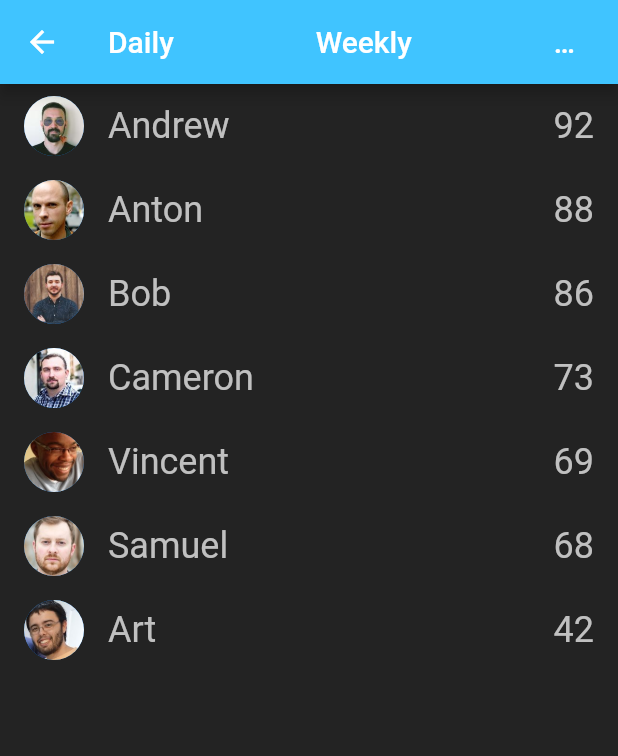
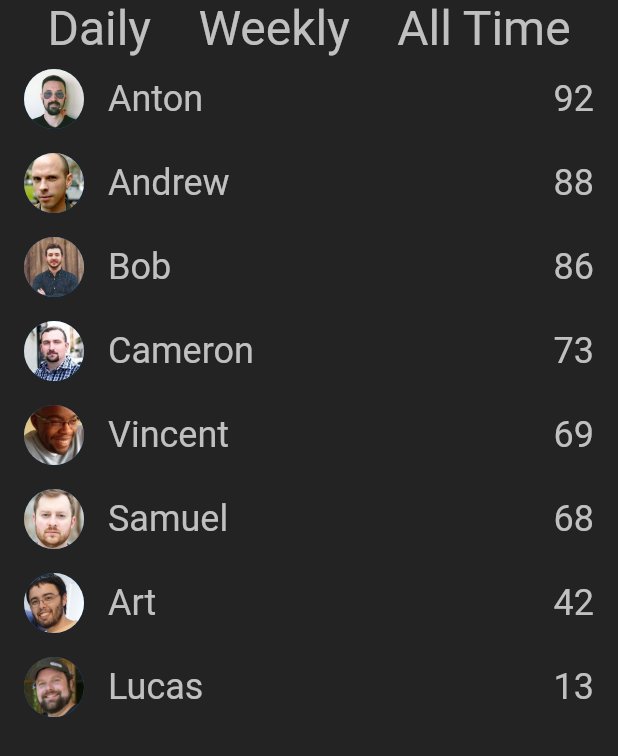
Before and after one commit to Andrewuwu/Driving_Rating_App, a Flutter app: the Leaderboard screen opened directly, on a phone screen of 412 x 824 dp. Shown: the top 756 px of the screen. Run offline on Flutter 3.47's test engine with Material 2 defaults, Android fonts, the phone set to English and light mode, and no system bars; our stand-ins replace geolocator.

```diff
--- a/lib/Screens/Leaderboard.dart
+++ b/lib/Screens/Leaderboard.dart
@@ -6,23 +6,10 @@ class Leaderboard extends StatefulWidget {
 }
 
 class _LeaderboardState extends State<Leaderboard> {
-  @override
-  Widget build(BuildContext context) {
-    return Scaffold(
-      backgroundColor: Color.fromRGBO(35, 35, 35, 10),
-      appBar: AppBar(
-        title:
-            Text('Daily                   Weekly                   All Time'),
-        backgroundColor: Colors.lightBlueAccent,
-      ),
-      body: _createRank(context),
-    );
-  }
-
-  Widget _createRank(BuildContext context) {
+  int index = 1;
   final names = [
+    'Anton',
     'Andrew',
-      'Anton',
     'Bob',
     'Cameron',
     'Vincent',
@@ -39,21 +26,122 @@ class _LeaderboardState extends State<Leaderboard> {
     'profile.jpg',
     '79.jpg',
     '98.jpg',
+    '99.jpg',
+  ];
+  final names2 = [
+    'Anton',
+    'Andrew',
+    'Vincent',
+    'Art',
+    'Bob',
+    'Samuel',
+    'Cameron',
+    'Lucas'
+  ];
+  final stats2 = ['92', '89', '88', '70', '69', '54', '38', '33'];
+  final profile2 = [
+    '0.jpg',
+    '8.jpg',
+    'profile.jpg',
+    '98.jpg',
+    '11.jpg',
+    '79.jpg',
+    '29.jpg',
     '99.jpg'
   ];
+  final names3 = [
+    'Vincent',
+    'Anton',
+    'Bob',
+    'Cameron',
+    'Andrew',
+    'Samuel',
+    'Art',
+    'Lucas'
+  ];
+  final stats3 = ['100', '85', '81', '78', '69', '68', '40', '24'];
+  final profile3 = [
+    'profile.jpg',
+    '0.jpg',
+    '11.jpg',
+    '29.jpg',
+    '8.jpg',
+    '79.jpg',
+    '98.jpg',
+    '99.jpg'
+  ];
+
+  @override
+  Widget build(BuildContext context) {
+    return Scaffold(
+        backgroundColor: Color.fromRGBO(35, 35, 35, 10),
+        body: Column(children: <Widget>[
+          Row(
+            mainAxisAlignment: MainAxisAlignment.spaceEvenly,
+            children: <Widget>[
+              GestureDetector(
+                onTap: () {
+                  setState(() {
+                    index = 1;
+                  });
+                },
+                child: Text(
+                  'Daily',
+                  style: TextStyle(
+                      fontSize: 32, color: Color.fromRGBO(192, 192, 192, 10)),
+                ),
+              ),
+              GestureDetector(
+                onTap: () {
+                  setState(() {
+                    index = 2;
+                  });
+                },
+                child: Text(
+                  'Weekly',
+                  style: TextStyle(
+                      fontSize: 32, color: Color.fromRGBO(192, 192, 192, 10)),
+                ),
+              ),
+              GestureDetector(
+                onTap: () {
+                  setState(() {
+                    index = 3;
+                  });
+                },
+                child: Text(
+                  'All Time',
+                  style: TextStyle(
+                      fontSize: 32, color: Color.fromRGBO(192, 192, 192, 10)),
+                ),
+              ),
+            ],
+          ),
+          index == 1
+              ? _createRank(context, names, stats, profile)
+              : index == 2
+                  ? _createRank(context, names2, stats2, profile2)
+                  : index == 3
+                      ? _createRank(context, names3, stats3, profile3)
+                      : index > 3
+        ]));
+  }
+
+  Widget _createRank(BuildContext context, List<String> name, List<String> num,
+      List<String> profilePic) {
     return Container(
-      height: 400,
+      height: 500,
       child: ListView.builder(
-        itemCount: names.length,
+        itemCount: name.length,
         itemBuilder: (context, index) {
           return ListTile(
-            title: Text(names[index],
+            title: Text(name[index],
                 style: TextStyle(
                     fontSize: 24, color: Color.fromRGBO(192, 192, 192, 10))),
             leading: CircleAvatar(
-                backgroundImage: AssetImage('assets/${profile[index]}')),
+                backgroundImage: AssetImage('assets/${profilePic[index]}')),
             trailing: Text(
-              stats[index],
+              num[index],
               style: TextStyle(
                   fontSize: 24, color: Color.fromRGBO(192, 192, 192, 10)),
             ),
```
Lines whose indentation alone changed are shown as unchanged.
